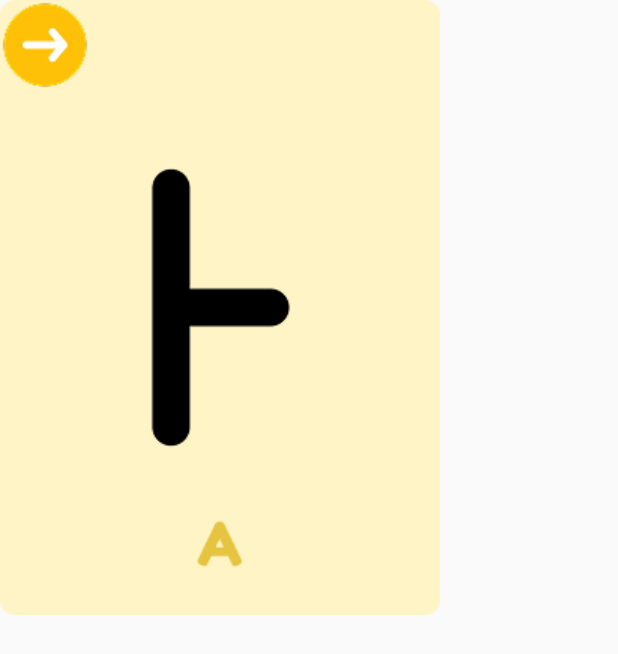
After one commit to DivaChintya/Koriku, an Android app: the layout activity_huruf1.xml on its own in the app's theme, with its tools: preview values and no code run, on a phone screen of 412 x 824 dp. The commit adds this screen. Shown: the top 654 px of the screen. Run offline under Robolectric (Android 15) with nearby library versions, the phone set to English and light mode, and no system bars.

Commit message:
fix(layout): home

```diff
--- a/app/src/main/res/layout/activity_huruf.xml
+++ /dev/null
@@ -1,6 +0,0 @@
-<?xml version="1.0" encoding="utf-8"?>
-<androidx.constraintlayout.widget.ConstraintLayout xmlns:android="http://schemas.android.com/apk/res/android"
-    android:layout_width="match_parent"
-    android:layout_height="match_parent">
-
-</androidx.constraintlayout.widget.ConstraintLayout>
--- /dev/null
+++ b/app/src/main/res/layout/activity_huruf1.xml
@@ -0,0 +1,23 @@
+<?xml version="1.0" encoding="utf-8"?>
+<androidx.constraintlayout.widget.ConstraintLayout xmlns:android="http://schemas.android.com/apk/res/android"
+    xmlns:app="http://schemas.android.com/apk/res-auto"
+    xmlns:tools="http://schemas.android.com/tools"
+    android:layout_width="match_parent"
+    android:layout_height="match_parent">
+
+    <ImageView
+        android:id="@+id/imageView8"
+        android:layout_width="wrap_content"
+        android:layout_height="wrap_content"
+        app:srcCompat="@drawable/hangul_a"
+        tools:layout_editor_absoluteX="59dp"
+        tools:layout_editor_absoluteY="196dp" />
+
+    <ImageView
+        android:id="@+id/imageView9"
+        android:layout_width="wrap_content"
+        android:layout_height="wrap_content"
+        app:srcCompat="@drawable/button_next"
+        tools:layout_editor_absoluteX="292dp"
+        tools:layout_editor_absoluteY="751dp" />
+</androidx.constraintlayout.widget.ConstraintLayout>
```
Also changed, not shown: app/src/main/res/layout/activity_home.xml (+49 -0 lines).
